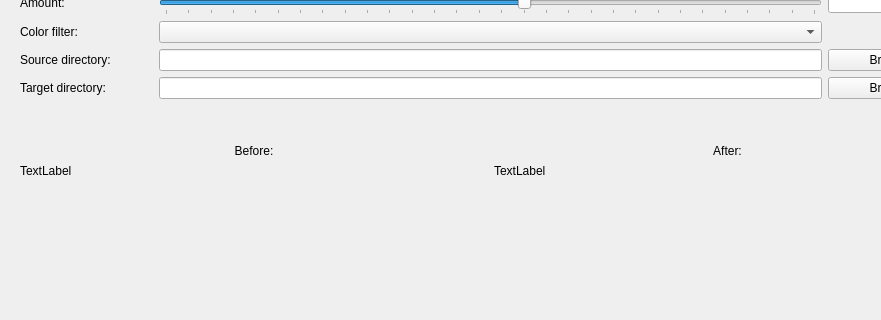
Old version of the form main_window.ui in the repository dfo-gulf-science/SharperImage; both pictures show x 0 to 881 and y 176 to 496 of the 987 by 903 pixel window.
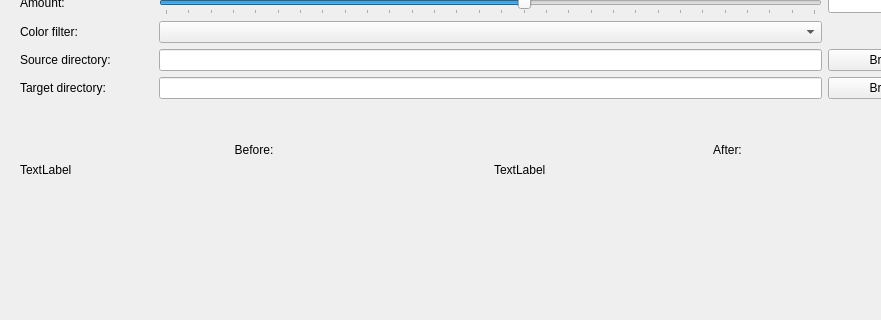
New version of the form. Custom widgets are drawn as their Qt base class.

```diff
--- a/main_window.ui
+++ b/main_window.ui
@@ -197,6 +197,9 @@
        </item>
        <item>
         <layout class="QGridLayout" name="gridLayout_2" rowstretch="1,8">
+         <property name="sizeConstraint">
+          <enum>QLayout::SizeConstraint::SetFixedSize</enum>
+         </property>
          <item row="1" column="0" alignment="Qt::AlignmentFlag::AlignTop">
           <widget class="ZoomableLabel" name="originalImage">
            <property name="frameShape">
@@ -257,6 +260,22 @@
          </item>
         </layout>
        </item>
+       <item>
+        <spacer name="verticalSpacer">
+         <property name="orientation">
+          <enum>Qt::Orientation::Vertical</enum>
+         </property>
+         <property name="sizeType">
+          <enum>QSizePolicy::Policy::Fixed</enum>
+         </property>
+         <property name="sizeHint" stdset="0">
+          <size>
+           <width>20</width>
+           <height>10</height>
+          </size>
+         </property>
+        </spacer>
+       </item>
        <item>
         <layout class="QHBoxLayout" name="horizontalLayout_2" stretch="1,12">
          <item>
```
